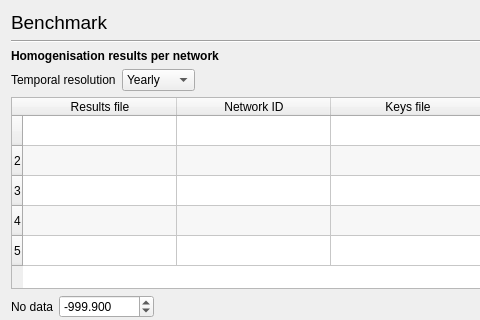
Old version of the form GSIMCLI/interface/tools.benchmark.ui in the repository iled/gsimcli; both pictures show x 0 to 480 and y 0 to 320 of the 695 by 734 pixel window.
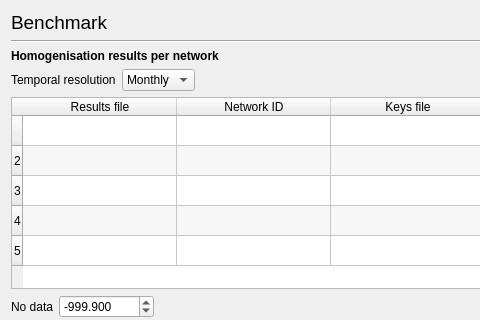
New version of the form.

Commit message: default resolution to monthly, add missing guiparams

```diff
--- a/GSIMCLI/interface/tools.benchmark.ui
+++ b/GSIMCLI/interface/tools.benchmark.ui
@@ -68,7 +68,7 @@
      <item>
       <widget class="QComboBox" name="comboResolution">
        <property name="currentIndex">
-        <number>1</number>
+        <number>0</number>
        </property>
        <item>
         <property name="text">
```
The commit also changes 1 other file.
